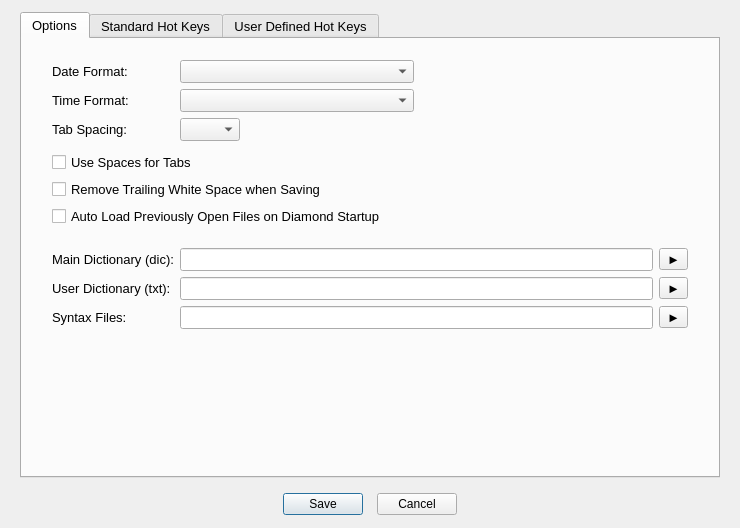
Old version of the form forms/dialog_options.ui in the repository copperspice/diamond.
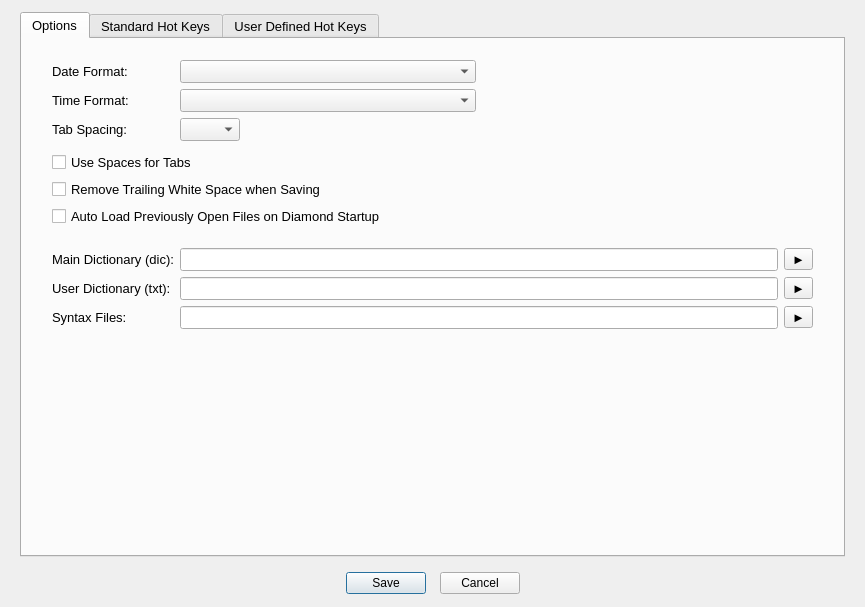
New version of the form. The open tabs and pages were chosen to show the change. Custom widgets are drawn as their Qt base class.

```diff
--- a/forms/dialog_options.ui
+++ b/forms/dialog_options.ui
@@ -9,8 +9,8 @@
    <rect>
     <x>0</x>
     <y>0</y>
-    <width>740</width>
-    <height>528</height>
+    <width>865</width>
+    <height>607</height>
    </rect>
   </property>
   <property name="windowTitle">
@@ -29,7 +29,7 @@
    <property name="rightMargin">
     <number>20</number>
    </property>
-   <item row="1" column="0">
+   <item row="2" column="0">
     <spacer name="verticalSpacer">
      <property name="orientation">
       <enum>Qt::Vertical</enum>
@@ -45,7 +45,7 @@
      </property>
     </spacer>
    </item>
-   <item row="2" column="0">
+   <item row="3" column="0">
     <layout class="QHBoxLayout" name="horizontalLayout_101">
      <item>
       <spacer name="horizontalSpacer_101">
@@ -105,7 +105,7 @@
      </item>
     </layout>
    </item>
-   <item row="0" column="0">
+   <item row="1" column="0">
     <widget class="QTabWidget" name="tabWidget">
      <property name="font">
       <font>
@@ -134,80 +134,8 @@
            <verstretch>0</verstretch>
           </sizepolicy>
          </property>
-         <property name="minimumSize">
-          <size>
-           <width>300</width>
-           <height>0</height>
-          </size>
-         </property>
-         <property name="palette">
-          <palette>
-           <active>
-            <colorrole role="Text">
-             <brush brushstyle="SolidPattern">
-              <color alpha="255">
-               <red>0</red>
-               <green>0</green>
-               <blue>255</blue>
-              </color>
-             </brush>
-            </colorrole>
-            <colorrole role="PlaceholderText">
-             <brush brushstyle="NoBrush">
-              <color alpha="128">
-               <red>0</red>
-               <green>0</green>
-               <blue>255</blue>
-              </color>
-             </brush>
-            </colorrole>
-           </active>
-           <inactive>
-            <colorrole role="Text">
-             <brush brushstyle="SolidPattern">
-              <color alpha="255">
-               <red>0</red>
-               <green>0</green>
-               <blue>255</blue>
-              </color>
-             </brush>
-            </colorrole>
-            <colorrole role="PlaceholderText">
-             <brush brushstyle="NoBrush">
-              <color alpha="128">
-               <red>0</red>
-               <green>0</green>
-               <blue>255</blue>
-              </color>
-             </brush>
-            </colorrole>
-           </inactive>
-           <disabled>
-            <colorrole role="Text">
-             <brush brushstyle="SolidPattern">
-              <color alpha="255">
-               <red>106</red>
-               <green>104</green>
-               <blue>100</blue>
-              </color>
-             </brush>
-            </colorrole>
-            <colorrole role="PlaceholderText">
-             <brush brushstyle="NoBrush">
-              <color alpha="128">
-               <red>0</red>
-               <green>0</green>
-               <blue>255</blue>
-              </color>
-             </brush>
-            </colorrole>
-           </disabled>
-          </palette>
-         </property>
-         <property name="font">
-          <font>
-           <pointsize>10</pointsize>
-          </font>
+         <property name="whatsThis">
+          <string/>
          </property>
          <property name="statusTip">
           <string extracomment="Location of User Dictionary"/>
@@ -215,8 +143,53 @@
          <property name="whatsThis">
           <string/>
          </property>
-         <property name="readOnly">
-          <bool>true</bool>
+         <property name="palette">
+          <palette>
+           <active>
+            <colorrole role="PlaceholderText">
+             <brush brushstyle="NoBrush">
+              <color alpha="128">
+               <red>0</red>
+               <green>0</green>
+               <blue>255</blue>
+              </color>
+             </brush>
+            </colorrole>
+           </active>
+           <inactive>
+            <colorrole role="PlaceholderText">
+             <brush brushstyle="NoBrush">
+              <color alpha="128">
+               <red>0</red>
+               <green>0</green>
+               <blue>255</blue>
+              </color>
+             </brush>
+            </colorrole>
+           </inactive>
+           <disabled>
+            <colorrole role="PlaceholderText">
+             <brush brushstyle="NoBrush">
+              <color alpha="128">
+               <red>0</red>
+               <green>0</green>
+               <blue>255</blue>
+              </color>
+             </brush>
+            </colorrole>
+           </disabled>
+          </palette>
+         </property>
+         <property name="minimumSize">
+          <size>
+           <width>300</width>
+           <height>0</height>
+          </size>
+         </property>
+         <property name="font">
+          <font>
+           <pointsize>10</pointsize>
+          </font>
          </property>
         </widget>
        </item>
@@ -341,6 +314,11 @@
          <property name="text">
           <string>Auto Load Previously Open Files on Diamond Startup</string>
          </property>
+         <property name="font">
+          <font>
+           <pointsize>10</pointsize>
+          </font>
+         </property>
         </widget>
        </item>
        <item row="3" column="2">
@@ -399,6 +377,11 @@
          <property name="text">
           <string>Remove Trailing White Space when Saving</string>
          </property>
+         <property name="font">
+          <font>
+           <pointsize>10</pointsize>
+          </font>
+         </property>
         </widget>
        </item>
        <item row="14" column="0" colspan="2">
@@ -455,80 +438,8 @@
            <verstretch>0</verstretch>
           </sizepolicy>
          </property>
-         <property name="minimumSize">
-          <size>
-           <width>300</width>
-           <height>0</height>
-          </size>
-         </property>
-         <property name="palette">
-          <palette>
-           <active>
-            <colorrole role="Text">
-             <brush brushstyle="SolidPattern">
-              <color alpha="255">
-               <red>0</red>
-               <green>0</green>
-               <blue>255</blue>
-              </color>
-             </brush>
-            </colorrole>
-            <colorrole role="PlaceholderText">
-             <brush brushstyle="NoBrush">
-              <color alpha="128">
-               <red>0</red>
-               <green>0</green>
-               <blue>255</blue>
-              </color>
-             </brush>
-            </colorrole>
-           </active>
-           <inactive>
-            <colorrole role="Text">
-             <brush brushstyle="SolidPattern">
-              <color alpha="255">
-               <red>0</red>
-               <green>0</green>
-               <blue>255</blue>
-              </color>
-             </brush>
-            </colorrole>
-            <colorrole role="PlaceholderText">
-             <brush brushstyle="NoBrush">
-              <color alpha="128">
-               <red>0</red>
-               <green>0</green>
-               <blue>255</blue>
-              </color>
-             </brush>
-            </colorrole>
-           </inactive>
-           <disabled>
-            <colorrole role="Text">
-             <brush brushstyle="SolidPattern">
-              <color alpha="255">
-               <red>106</red>
-               <green>104</green>
-               <blue>100</blue>
-              </color>
-             </brush>
-            </colorrole>
-            <colorrole role="PlaceholderText">
-             <brush brushstyle="NoBrush">
-              <color alpha="128">
-               <red>0</red>
-               <green>0</green>
-               <blue>255</blue>
-              </color>
-             </brush>
-            </colorrole>
-           </disabled>
-          </palette>
-         </property>
-         <property name="font">
-          <font>
-           <pointsize>10</pointsize>
-          </font>
+         <property name="whatsThis">
+          <string/>
          </property>
          <property name="toolTip">
           <string extracomment="Location of Main Dictionary"/>
@@ -536,8 +447,53 @@
          <property name="whatsThis">
           <string/>
          </property>
-         <property name="readOnly">
-          <bool>true</bool>
+         <property name="palette">
+          <palette>
+           <active>
+            <colorrole role="PlaceholderText">
+             <brush brushstyle="NoBrush">
+              <color alpha="128">
+               <red>0</red>
+               <green>0</green>
+               <blue>255</blue>
+              </color>
+             </brush>
+            </colorrole>
+           </active>
+           <inactive>
+            <colorrole role="PlaceholderText">
+             <brush brushstyle="NoBrush">
+              <color alpha="128">
+               <red>0</red>
+               <green>0</green>
+               <blue>255</blue>
+              </color>
+             </brush>
+            </colorrole>
+           </inactive>
+           <disabled>
+            <colorrole role="PlaceholderText">
+             <brush brushstyle="NoBrush">
+              <color alpha="128">
+               <red>0</red>
+               <green>0</green>
+               <blue>255</blue>
+              </color>
+             </brush>
+            </colorrole>
+           </disabled>
+          </palette>
+         </property>
+         <property name="minimumSize">
+          <size>
+           <width>300</width>
+           <height>0</height>
+          </size>
+         </property>
+         <property name="font">
+          <font>
+           <pointsize>10</pointsize>
+          </font>
          </property>
         </widget>
        </item>
@@ -574,15 +530,6 @@
          <property name="palette">
           <palette>
            <active>
-            <colorrole role="Text">
-             <brush brushstyle="SolidPattern">
-              <color alpha="255">
-               <red>0</red>
-               <green>0</green>
-               <blue>255</blue>
-              </color>
-             </brush>
-            </colorrole>
             <colorrole role="PlaceholderText">
              <brush brushstyle="NoBrush">
               <color alpha="128">
@@ -594,15 +541,6 @@
             </colorrole>
            </active>
            <inactive>
-            <colorrole role="Text">
-             <brush brushstyle="SolidPattern">
-              <color alpha="255">
-               <red>0</red>
-               <green>0</green>
-               <blue>255</blue>
-              </color>
-             </brush>
-            </colorrole>
             <colorrole role="PlaceholderText">
              <brush brushstyle="NoBrush">
               <color alpha="128">
@@ -614,15 +552,6 @@
             </colorrole>
            </inactive>
            <disabled>
-            <colorrole role="Text">
-             <brush brushstyle="SolidPattern">
-              <color alpha="255">
-               <red>106</red>
-               <green>104</green>
-               <blue>100</blue>
-              </color>
-             </brush>
-            </colorrole>
             <colorrole role="PlaceholderText">
              <brush brushstyle="NoBrush">
               <color alpha="128">
```
Left out of the diff: 1056 changed lines with no effect on the pictures.
